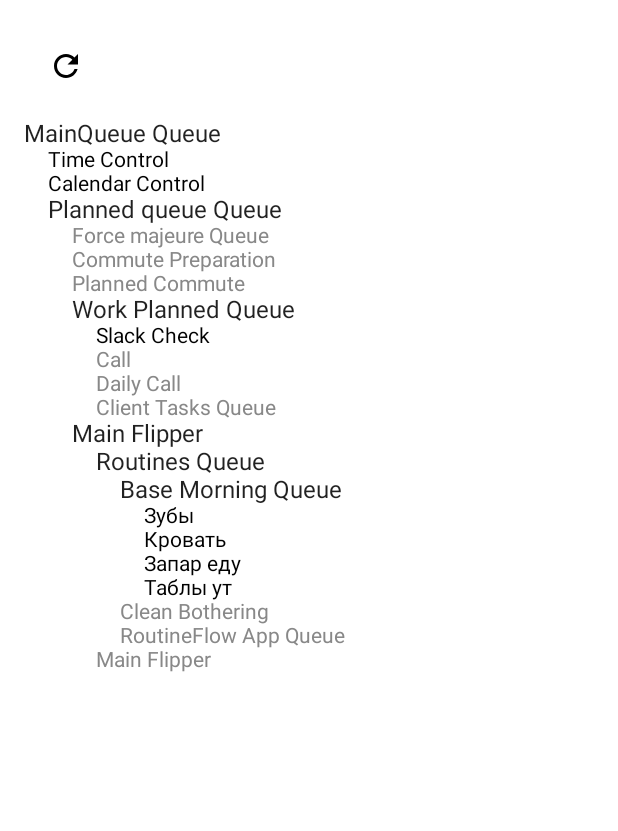
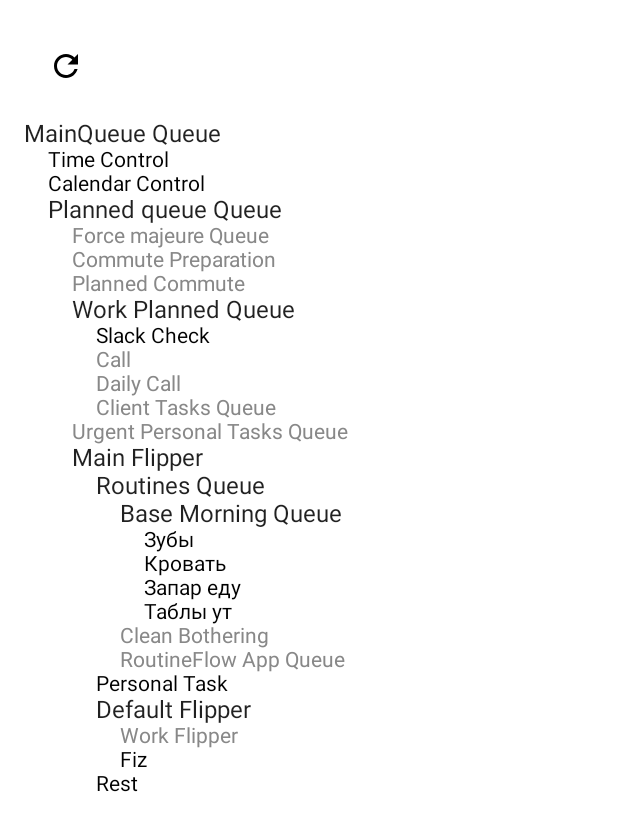
Before and after one commit to cucumber007/state, an Android app built with Jetpack Compose: the screen it shows after launch (MainActivity), on a phone screen of 412 x 824 dp. Shown: the top 831 px of the screen. Run offline under Robolectric (Android 15) with nearby library versions, the light colour scheme and no system bars.

Commit message:
New flippers

```diff
--- a/common/src/main/java/com/spqrta/state/common/logic/action/TimerAction.kt
+++ b/common/src/main/java/com/spqrta/state/common/logic/action/TimerAction.kt
@@ -1,7 +1,7 @@
 package com.spqrta.state.common.logic.action
 
 import com.spqrta.state.common.logic.features.daily.timers.TimerId
-import com.spqrta.state.common.util.TimeValue
+import com.spqrta.state.common.util.time.TimeValue
 import java.time.LocalDateTime
 
 sealed interface TimerAction : AppAction {
--- a/common/src/main/java/com/spqrta/state/common/logic/features/daily/clock_mode/ClockMode.kt
+++ b/common/src/main/java/com/spqrta/state/common/logic/features/daily/clock_mode/ClockMode.kt
@@ -6,12 +6,12 @@ import com.spqrta.state.common.logic.action.StateLoadedAction
 import com.spqrta.state.common.logic.features.global.AppEffect
 import com.spqrta.state.common.logic.features.global.TickEffect
 import com.spqrta.state.common.logic.optics.AppReadyOptics
-import com.spqrta.state.common.util.Seconds
 import com.spqrta.state.common.util.optics.typeGet
 import com.spqrta.state.common.util.state_machine.Reduced
 import com.spqrta.state.common.util.state_machine.widen
 import com.spqrta.state.common.util.state_machine.withEffects
-import com.spqrta.state.common.util.toSeconds
+import com.spqrta.state.common.util.time.Seconds
+import com.spqrta.state.common.util.time.toSeconds
 import kotlinx.serialization.Serializable
 
 @Serializable
--- a/common/src/main/java/com/spqrta/state/common/logic/features/daily/personas/Productive.kt
+++ b/common/src/main/java/com/spqrta/state/common/logic/features/daily/personas/Productive.kt
@@ -14,7 +14,7 @@ import com.spqrta.state.common.util.IllegalActionException
 import com.spqrta.state.common.util.optics.asOpticOptional
 import com.spqrta.state.common.util.state_machine.Reduced
 import com.spqrta.state.common.util.state_machine.withEffects
-import com.spqrta.state.common.util.toSeconds
+import com.spqrta.state.common.util.time.toSeconds
 import kotlinx.serialization.Serializable
 
 @Serializable
--- a/common/src/main/java/com/spqrta/state/common/logic/features/daily/timers/Timers.kt
+++ b/common/src/main/java/com/spqrta/state/common/logic/features/daily/timers/Timers.kt
@@ -11,15 +11,15 @@ import com.spqrta.state.common.logic.features.global.ActionEffect
 import com.spqrta.state.common.logic.features.global.AppEffect
 import com.spqrta.state.common.logic.features.global.TickEffect
 import com.spqrta.state.common.logic.optics.AppReadyOptics
-import com.spqrta.state.common.util.Seconds
 import com.spqrta.state.common.util.optics.typeGet
 import com.spqrta.state.common.util.optics.with
 import com.spqrta.state.common.util.serialization.LocalDateTimeSerializer
 import com.spqrta.state.common.util.state_machine.Reduced
 import com.spqrta.state.common.util.state_machine.widen
 import com.spqrta.state.common.util.state_machine.withEffects
-import com.spqrta.state.common.util.toMinutes
-import com.spqrta.state.common.util.toSeconds
+import com.spqrta.state.common.util.time.Seconds
+import com.spqrta.state.common.util.time.toMinutes
+import com.spqrta.state.common.util.time.toSeconds
 import kotlinx.serialization.Serializable
 import java.time.Duration
 import java.time.LocalDateTime
--- a/common/src/main/java/com/spqrta/state/common/logic/features/global/AppGlobalEffect.kt
+++ b/common/src/main/java/com/spqrta/state/common/logic/features/global/AppGlobalEffect.kt
@@ -3,7 +3,7 @@ package com.spqrta.state.common.logic.features.global
 import com.spqrta.state.common.logic.AppReady
 import com.spqrta.state.common.logic.Prompt
 import com.spqrta.state.common.logic.action.AppAction
-import com.spqrta.state.common.util.Seconds
+import com.spqrta.state.common.util.time.Seconds
 
 sealed interface AppEffect
 data class SaveStateEffect(val state: AppReady) : AppEffect
--- a/common/src/main/java/com/spqrta/state/common/logic/features/gtd2/Gtd2State.kt
+++ b/common/src/main/java/com/spqrta/state/common/logic/features/gtd2/Gtd2State.kt
@@ -7,6 +7,7 @@ import com.spqrta.state.common.logic.features.gtd2.element.Routine
 import com.spqrta.state.common.logic.features.gtd2.element.Task
 import com.spqrta.state.common.logic.features.gtd2.element.misc.FlipperSchedule
 import com.spqrta.state.common.logic.features.gtd2.element.misc.TaskStatus
+import com.spqrta.state.common.util.time.toMinutes
 import kotlinx.serialization.Serializable
 import java.time.LocalTime
 
@@ -60,6 +61,10 @@ data class Gtd2State(
                                 )
                             ),
                         ),
+                        Queue(
+                            name = "Urgent Personal Tasks",
+                            elements = listOf(),
+                        ),
                         Flipper(
                             name = "Main",
                             scheduledElements = listOf(
@@ -92,12 +97,38 @@ data class Gtd2State(
                                     ),
                                     time = LocalTime.of(18, 0)
                                 ),
+                                FlipperSchedule.TimePeriod(
+                                    duration = 15.toMinutes(),
+                                    element = Routine(
+                                        element = Task("Personal Task")
+                                    ),
+                                ),
                                 FlipperSchedule.TimeLeftPortion(
                                     element = Flipper(
-                                        name = "Main",
-                                        scheduledElements = listOf()
+                                        name = "Default",
+                                        scheduledElements = listOf(
+                                            FlipperSchedule.TimePeriod(
+                                                duration = 60.toMinutes(),
+                                                element = Flipper(
+                                                    name = "Work",
+                                                    scheduledElements = listOf()
+                                                ),
+                                            ),
+                                            FlipperSchedule.TimePeriod(
+                                                duration = 15.toMinutes(),
+                                                element = Routine(
+                                                    element = Task("Fiz")
+                                                ),
+                                            ),
+                                        )
                                     ),
                                     portion = 1f
+                                ),
+                                FlipperSchedule.TimePeriod(
+                                    duration = 60.toMinutes(),
+                                    element = Routine(
+                                        element = Task("Rest")
+                                    ),
                                 ),
                             ),
                         ),
--- a/common/src/main/java/com/spqrta/state/common/logic/features/gtd2/element/Flipper.kt
+++ b/common/src/main/java/com/spqrta/state/common/logic/features/gtd2/element/Flipper.kt
@@ -24,6 +24,12 @@ data class Flipper(
                         clickedTask
                     )
                 )
+
+                is FlipperSchedule.TimePeriod -> it.copy(
+                    element = it.element.withTaskClicked(
+                        clickedTask
+                    )
+                )
             }
         })
     }
@@ -42,6 +48,12 @@ data class Flipper(
                         clickedTask
                     )
                 )
+
+                is FlipperSchedule.TimePeriod -> it.copy(
+                    element = it.element.withTaskLongClicked(
+                        clickedTask
+                    )
+                )
             }
         })
     }
--- a/common/src/main/java/com/spqrta/state/common/logic/features/gtd2/element/Routine.kt
+++ b/common/src/main/java/com/spqrta/state/common/logic/features/gtd2/element/Routine.kt
@@ -13,6 +13,10 @@ data class Routine(
     override val name: String = element.name,
 ) : Element {
 
+    constructor(name: String) : this(
+        Task(name)
+    )
+
     val innerElement = element.withStatus(if (!active) false else element.active)
 
     override fun withTaskClicked(clickedTask: Task): Element {
--- a/common/src/main/java/com/spqrta/state/common/logic/features/gtd2/element/misc/FlipperSchedule.kt
+++ b/common/src/main/java/com/spqrta/state/common/logic/features/gtd2/element/misc/FlipperSchedule.kt
@@ -2,6 +2,7 @@ package com.spqrta.state.common.logic.features.gtd2.element.misc
 
 import com.spqrta.state.common.logic.features.gtd2.element.Element
 import com.spqrta.state.common.util.serialization.LocalTimeSerializer
+import com.spqrta.state.common.util.time.TimeValue
 import kotlinx.serialization.SerialName
 import kotlinx.serialization.Serializable
 import java.time.LocalTime
@@ -10,6 +11,12 @@ import java.time.LocalTime
 sealed class FlipperSchedule(
     open val element: Element
 ) {
+
+    @Serializable
+    data class TimePeriod(
+        @SerialName("element_TimePeriod") override val element: Element,
+        val duration: TimeValue,
+    ) : FlipperSchedule(element)
 
     @Serializable
     data class UntilTime(
--- a/common/src/main/java/com/spqrta/state/common/ui/view/View.kt
+++ b/common/src/main/java/com/spqrta/state/common/ui/view/View.kt
@@ -1,7 +1,7 @@
 package com.spqrta.state.common.ui.view
 
-import com.spqrta.state.common.util.Seconds
-import com.spqrta.state.common.util.TimeValueFormatter
+import com.spqrta.state.common.util.time.Seconds
+import com.spqrta.state.common.util.time.TimeValueFormatter
 
 sealed class View
 data class TimerUiView(val value: Seconds) : View() {
--- a/common/src/main/java/com/spqrta/state/common/use_case/TickUC.kt
+++ b/common/src/main/java/com/spqrta/state/common/use_case/TickUC.kt
@@ -3,8 +3,8 @@ package com.spqrta.state.common.use_case
 import com.spqrta.state.common.AppScope
 import com.spqrta.state.common.logic.action.AppAction
 import com.spqrta.state.common.logic.action.ClockAction
-import com.spqrta.state.common.util.Seconds
 import com.spqrta.state.common.util.collections.asList
+import com.spqrta.state.common.util.time.Seconds
 import kotlinx.coroutines.delay
 import kotlinx.coroutines.flow.Flow
 import kotlinx.coroutines.flow.asFlow
--- a/common/src/main/java/com/spqrta/state/common/util/TimeValue.kt
+++ b/common/src/main/java/com/spqrta/state/common/util/time/TimeValue.kt
@@ -1,4 +1,4 @@
-package com.spqrta.state.common.util
+package com.spqrta.state.common.util.time
 
 import kotlinx.serialization.Serializable
 import kotlin.math.abs
--- a/common/src/main/java/com/spqrta/state/common/util/TimeValueFormatter.kt
+++ b/common/src/main/java/com/spqrta/state/common/util/time/TimeValueFormatter.kt
@@ -1,4 +1,4 @@
-package com.spqrta.state.common.util
+package com.spqrta.state.common.util.time
 
 object TimeValueFormatter {
     fun formatTimeValue(timeValue: TimeValue): String {
```
